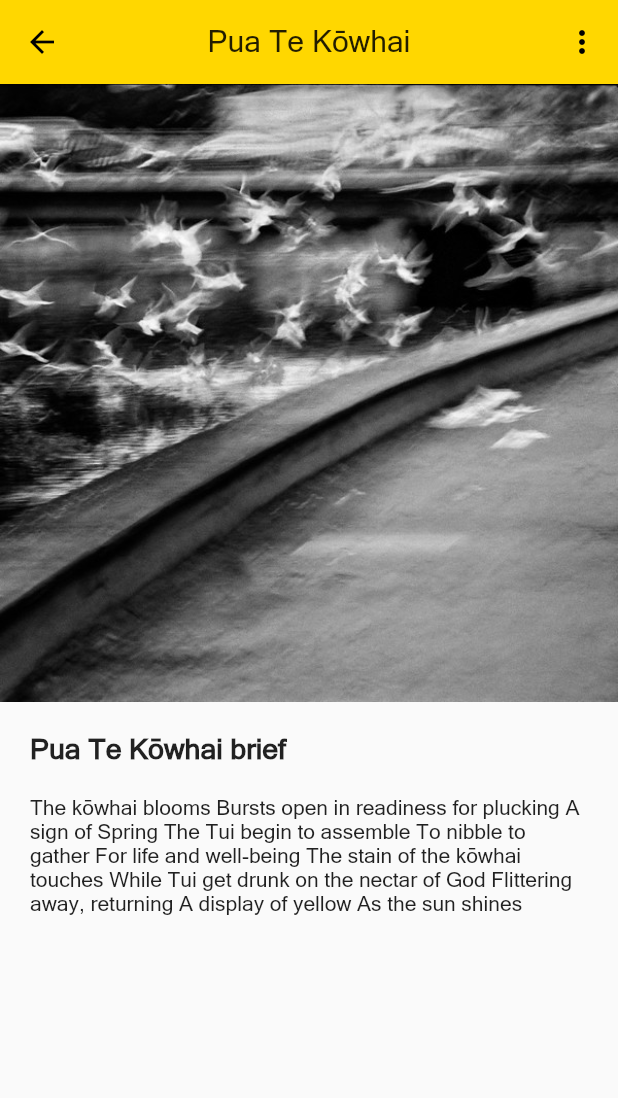
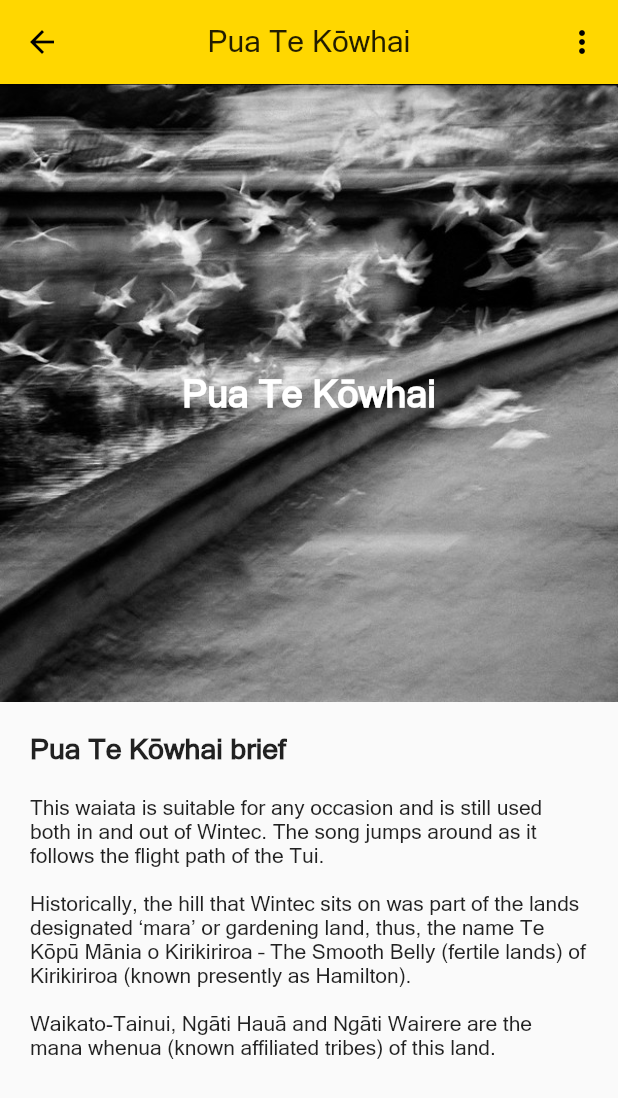
Before and after one commit to WintecWhanau/WintecWaiata, a Flutter app: the screen it shows after launch, after a tap on "Pua Te Kōwhai", on a phone screen of 412 x 824 dp. Shown: the top 1098 px of the screen. Run offline on Flutter 3.47's test engine with Material 2 defaults, Android fonts, the phone set to English and light mode, and no system bars.

Commit message:
waiata updates

```diff
--- a/wintec_waiata/assets/json/waiata.json
+++ b/wintec_waiata/assets/json/waiata.json
@@ -27,28 +27,19 @@
         "nonVocalPath": ""
     },
     {
-        "name": "Pupuke Te Hihiri",
-        "brief": "nā Nganehu Turner ngā kupu, nā Tania Oxenham te rangi © 2004 Nganehu Turner (Ngāti Maniapoto) held the position of pouako (tutor) of Te Reo Māori and kuia at Wintec for many years.\n\nThis was one of the songs she dedicated to the Māori students of Wintec, all who hoped to see their aspirations fulfilled.",
-        "maoriWords": "Piki ake e tama e Hine I te ahurei o te Kuratini o Waikato He mātāpono whakaū kounga Ka whakaata i te angitū Piki ake e tama e Hine I te ahurei o te Kuratini o Waikato He mātāpono whakaū kounga Ka whakaata i te angitū.\n\nPupuke te hihiri Pupuke te mahara Pupuke te wānanga a te Kore Pupuke te hihiri Pupuke te mahara Pupuke te wānanga a te Kore\n\nNō ngā kete i pikihia e Tāwhaki He wairua, he mauri, he mana, he reo He māramatanga, he mātauranga He iho o te ahurea.\n\nPupuke te hihiri Pupuke te mahara Pupuke te wānanga a te Kore Pupuke te hihir Pupuke te mahara Pupuke te wānanga a te Kore A te kore",
-        "englishWords": "Ascend Son, Daughter To the pinnacle of Wintec Hold fast to quality principles That reflect your successes Ascend Son, Daughter To the pinnacle of Wintec Hold fast to quality principles That reflect your successes.\n\nFrom conception the increase From increase the thought From thought the knowledge out of Chaos From conception the increase From increase the thought From thought the knowledge out of Chaos.\n\nFrom the baskets of knowledge Tāwhaki retrieved Comes spirit, life-force, power, language, Understanding and knowledge The isthmus of culture.\n\nFrom conception the increase From increase the thought From thought the knowledge out of Chaos From conception the increase From increase the thought From thought the knowledge out of Chaos",
+        "name": "Tutira mai nga iwi",
+        "brief": "tutira",
+        "maoriWords": "",
+        "englishWords": "",
         "thumbnailPath": "assets/images/image2.jpg",
         "vocalPath": "",
         "nonVocalPath": ""
     },
     {
-        "name": "Me Whakaiti Tātou",
-        "brief": "No biref for this song yet",
-        "maoriWords": "Me whakaiti tātou ki te reo karanga Whoatu te aroha.\n\nMe whakaiti tātou ki te reo karanga Whoatu te aroha.\n\nKo tō tātou hiahia, kia pai te noho Ki tēnei kāinga, he kāinga mahana",
-        "englishWords": "Upon the call We humble ourselves And give love.\n\nUpon the call We humble ourselves And give love.\n\nIt is our desire that you stay well In this house of warmth",
-        "thumbnailPath": "assets/images/image2.jpg",
-        "vocalPath": "",
-        "nonVocalPath": ""
-    },
-    {
-        "name": "Pua Te Kōwhai",
-        "brief": "This waiata is suitable for any occasion and is still used both in and out of Wintec. The song jumps around as it follows the flight path of the Tui.\n\nHistorically, the hill that Wintec sits on was part of the lands designated ‘mara’ or gardening land, thus, the name Te Kōpū Mānia o Kirikiriroa – The Smooth Belly (fertile lands) of Kirikiriroa (known presently as Hamilton).\n\nWaikato-Tainui, Ngāti Hauā and Ngāti Wairere are the mana whenua (known affiliated tribes) of this land.",
-        "maoriWords": "Pua te kōwhai Ngawhā te kōrari He tohu kōanga Tau mai e Tui ki tō kāpunipuni Honihoni, kohikohi Hei oranga, hei rongoā Pania te kiri ki te kōwhai kura E Tui haurangi i te tākoha o te Atua Rere atu, hoki mai Parea te ua kōwhai Ka whiti mai te rā e",
-        "englishWords": "The kōwhai blooms Bursts open in readiness for plucking A sign of Spring The Tui begin to assemble To nibble to gather For life and well-being The stain of the kōwhai touches While Tui get drunk on the nectar of God Flittering away, returning A display of yellow As the sun shines",
+        "name": "Pupuke Te Hihiri",
+        "brief": "nā Nganehu Turner ngā kupu, nā Tania Oxenham te rangi © 2004 Nganehu Turner (Ngāti Maniapoto) held the position of pouako (tutor) of Te Reo Māori and kuia at Wintec for many years.\n\nThis was one of the songs she dedicated to the Māori students of Wintec, all who hoped to see their aspirations fulfilled.",
+        "maoriWords": "Piki ake e tama e Hine I te ahurei o te Kuratini o Waikato He mātāpono whakaū kounga Ka whakaata i te angitū Piki ake e tama e Hine I te ahurei o te Kuratini o Waikato He mātāpono whakaū kounga Ka whakaata i te angitū.\n\nPupuke te hihiri Pupuke te mahara Pupuke te wānanga a te Kore Pupuke te hihiri Pupuke te mahara Pupuke te wānanga a te Kore\n\nNō ngā kete i pikihia e Tāwhaki He wairua, he mauri, he mana, he reo He māramatanga, he mātauranga He iho o te ahurea.\n\nPupuke te hihiri Pupuke te mahara Pupuke te wānanga a te Kore Pupuke te hihir Pupuke te mahara Pupuke te wānanga a te Kore A te kore",
+        "englishWords": "Ascend Son, Daughter To the pinnacle of Wintec Hold fast to quality principles That reflect your successes Ascend Son, Daughter To the pinnacle of Wintec Hold fast to quality principles That reflect your successes.\n\nFrom conception the increase From increase the thought From thought the knowledge out of Chaos From conception the increase From increase the thought From thought the knowledge out of Chaos.\n\nFrom the baskets of knowledge Tāwhaki retrieved Comes spirit, life-force, power, language, Understanding and knowledge The isthmus of culture.\n\nFrom conception the increase From increase the thought From thought the knowledge out of Chaos From conception the increase From increase the thought From thought the knowledge out of Chaos",
         "thumbnailPath": "assets/images/image2.jpg",
         "vocalPath": "",
         "nonVocalPath": ""
@@ -63,10 +54,10 @@
         "nonVocalPath": ""
     },
     {
-        "name": "Waiata 8",
-        "brief": "No brief yet",
-        "maoriWords": "N/A",
-        "englishWords": "N/A",
+        "name": "Pua Te Kōwhai",
+        "brief": "This waiata is suitable for any occasion and is still used both in and out of Wintec. The song jumps around as it follows the flight path of the Tui.\n\nHistorically, the hill that Wintec sits on was part of the lands designated ‘mara’ or gardening land, thus, the name Te Kōpū Mānia o Kirikiriroa – The Smooth Belly (fertile lands) of Kirikiriroa (known presently as Hamilton).\n\nWaikato-Tainui, Ngāti Hauā and Ngāti Wairere are the mana whenua (known affiliated tribes) of this land.",
+        "maoriWords": "Pua te kōwhai Ngawhā te kōrari He tohu kōanga Tau mai e Tui ki tō kāpunipuni Honihoni, kohikohi Hei oranga, hei rongoā Pania te kiri ki te kōwhai kura E Tui haurangi i te tākoha o te Atua Rere atu, hoki mai Parea te ua kōwhai Ka whiti mai te rā e",
+        "englishWords": "The kōwhai blooms Bursts open in readiness for plucking A sign of Spring The Tui begin to assemble To nibble to gather For life and well-being The stain of the kōwhai touches While Tui get drunk on the nectar of God Flittering away, returning A display of yellow As the sun shines",
         "thumbnailPath": "assets/images/image2.jpg",
         "vocalPath": "",
         "nonVocalPath": ""
--- a/wintec_waiata/lib/screens/WaiataBrief/WaiataBrief.dart
+++ b/wintec_waiata/lib/screens/WaiataBrief/WaiataBrief.dart
@@ -12,10 +12,26 @@ class WaiataBrief extends StatelessWidget {
       appBar: ApplicationBar(
         title: Text(WaiataAux.waiata.name),
       ),
-      body: Column(
-        children: <Widget>[
+      body: SingleChildScrollView(
+        scrollDirection: Axis.vertical,
+        child: Column(
+          children: < Widget > [
+            Stack(
+              alignment: Alignment.center,
+              children: < Widget > [
                 Image(
+                  fit: BoxFit.fill,
                   image: AssetImage(WaiataAux.waiata.thumbnailPath),
+                ),
+                Text(
+                  WaiataAux.waiata.name,
+                  style: TextStyle(
+                    color: Colors.white,
+                    fontWeight: FontWeight.bold,
+                    fontSize: 25.0,
+                  ),
+                ),
+              ],
             ),
             Container(
               alignment: Alignment.centerLeft,
@@ -31,15 +47,16 @@ class WaiataBrief extends StatelessWidget {
             Container(
               padding: EdgeInsets.all(20.0),
               child: Text(
-              WaiataAux.waiata.englishWords
+                WaiataAux.waiata.brief
               ),
             ),
           ],
+        ),
       )
     );
   }
 
-  goWaiata(int index){
+  goWaiata(int index) {
     print(index);
   }
 }
--- a/wintec_waiata/lib/screens/WaiataHome/WaiataContent.dart
+++ b/wintec_waiata/lib/screens/WaiataHome/WaiataContent.dart
@@ -13,19 +13,21 @@ class WaiataContent extends StatelessWidget {
 
   @override
   Widget build(BuildContext context) {
-    return Container(
-      child: GestureDetector(
+    return GestureDetector(
         onTap: () => initWaiata(context, index), //set null then point to method stops auto trigger
         child: Stack(
           children: <Widget>[
             Card(
+              elevation: 2.0,
               child: Image(
                 image: AssetImage("assets/images/image2.jpg"),
-                // height: 250.0,
+                // height: 150.0,
                 // width: 92.0,
               ),
             ),
             Center(
+              child: Padding(
+                padding: const EdgeInsets.all(10.0),
                 child: Text(
                   title,
                   style: TextStyle(
@@ -36,8 +38,8 @@ class WaiataContent extends StatelessWidget {
                   textAlign: TextAlign.center,
                 ),
               ),
+            ),
           ],
-        ),
         ),
       );
   }
@@ -49,13 +51,13 @@ class WaiataContent extends StatelessWidget {
     List json = jsonDecode(jsonContent);
 
     //initialize static waita from json
-    WaiataAux.waiata = new Waiata(json[index]["name"], json[index]["brief"],
+    WaiataAux.waiata = await new Waiata(json[index]["name"], json[index]["brief"],
                                   json[index]["maoriWords"], json[index]["englishWords"],
                                   json[index]["thumbnailPath"], json[index]["vocalPath"],
                                   json[index]["nonVocalPath"]);
 
     //debug
-    print(WaiataAux.waiata.name + WaiataAux.waiata.brief);
+    // print(WaiataAux.waiata.name + WaiataAux.waiata.brief);
 
     //navigate to brief page
     Navigator.of(context).pushNamed('/waiataBrief');
--- a/wintec_waiata/lib/screens/WaiataHome/WaiataHome.dart
+++ b/wintec_waiata/lib/screens/WaiataHome/WaiataHome.dart
@@ -27,11 +27,10 @@ class WaiataHome extends StatelessWidget {
                   WaiataContent(0,"E Kore Koe E Ngaro"),
                   WaiataContent(1,"He Maimai Aroha nā Tāwhiao"),
                   WaiataContent(2,"Waikato Te Awa"),
-                  WaiataContent(3,"Pupuke Te Hihiri"),
-                  WaiataContent(4,"Me Whakaiti Tātou"),
-                  WaiataContent(5,"Pua Te Kōwhai"),
-                  WaiataContent(6,"I Te Whare Whakapiri"),
-                  WaiataContent(7,"waiata 8"),
+                  WaiataContent(3,"Tutira mai nga iwi"),
+                  WaiataContent(4,"Pupuke Te Hihiri"),
+                  WaiataContent(5,"I Te Whare Whakapiri"),
+                  WaiataContent(6,"Pua Te Kōwhai"),
                 ],
               ),
             ),
```
Lines whose indentation alone changed are shown as unchanged.
